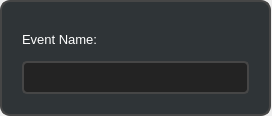
Before: the Qt Designer form eventdialog.ui in alvi-khan/Marshal, drawn with Qt 5.
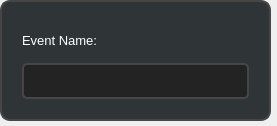
After: the same form once the commit is applied.

Commit message: Added drop shadow to popup dialogs.

Diff of the .ui file:
```diff
--- a/eventdialog.ui
+++ b/eventdialog.ui
@@ -6,8 +6,8 @@
    <rect>
     <x>0</x>
     <y>0</y>
-    <width>272</width>
-    <height>116</height>
+    <width>277</width>
+    <height>126</height>
    </rect>
   </property>
   <property name="sizePolicy">
@@ -18,8 +18,8 @@
   </property>
   <property name="maximumSize">
    <size>
-    <width>272</width>
-    <height>116</height>
+    <width>277</width>
+    <height>126</height>
    </size>
   </property>
   <property name="font">
@@ -49,10 +49,10 @@
     <number>0</number>
    </property>
    <property name="rightMargin">
-    <number>0</number>
+    <number>5</number>
    </property>
    <property name="bottomMargin">
-    <number>0</number>
+    <number>5</number>
    </property>
    <item>
     <widget class="QFrame" name="frame">
@@ -72,13 +72,13 @@
       <string notr="true">background-color: rgb(47, 52, 55);</string>
      </property>
      <property name="frameShape">
-      <enum>QFrame::NoFrame</enum>
+      <enum>QFrame::StyledPanel</enum>
      </property>
      <property name="frameShadow">
       <enum>QFrame::Plain</enum>
      </property>
      <property name="lineWidth">
-      <number>0</number>
+      <number>1</number>
      </property>
      <property name="midLineWidth">
       <number>0</number>
```
The commit also changes 3 other files.
